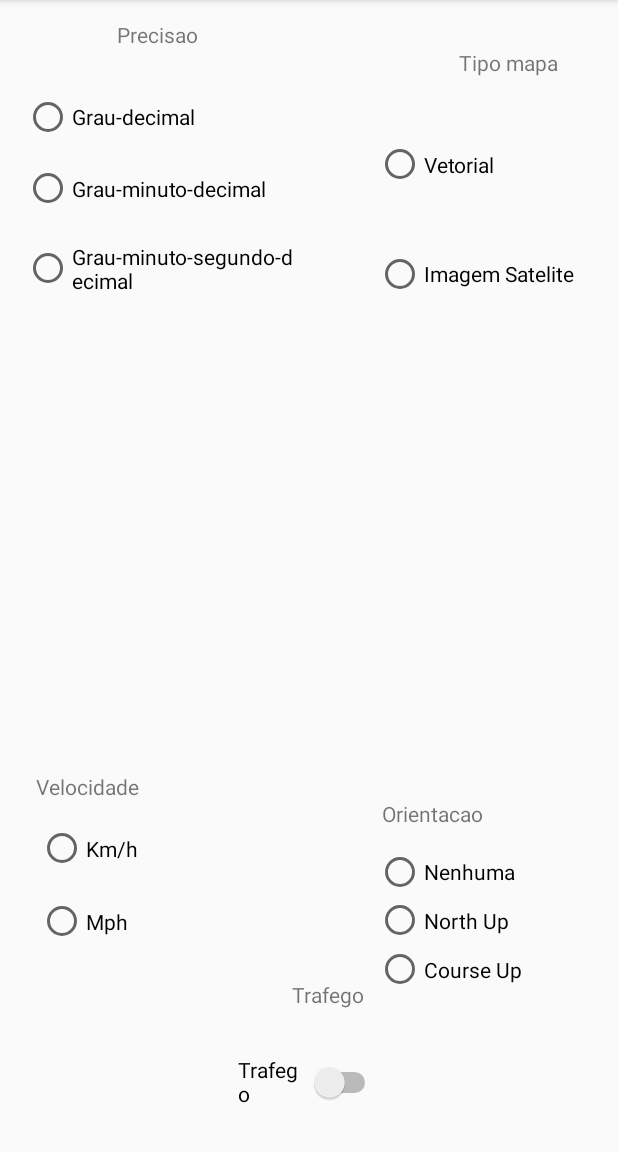
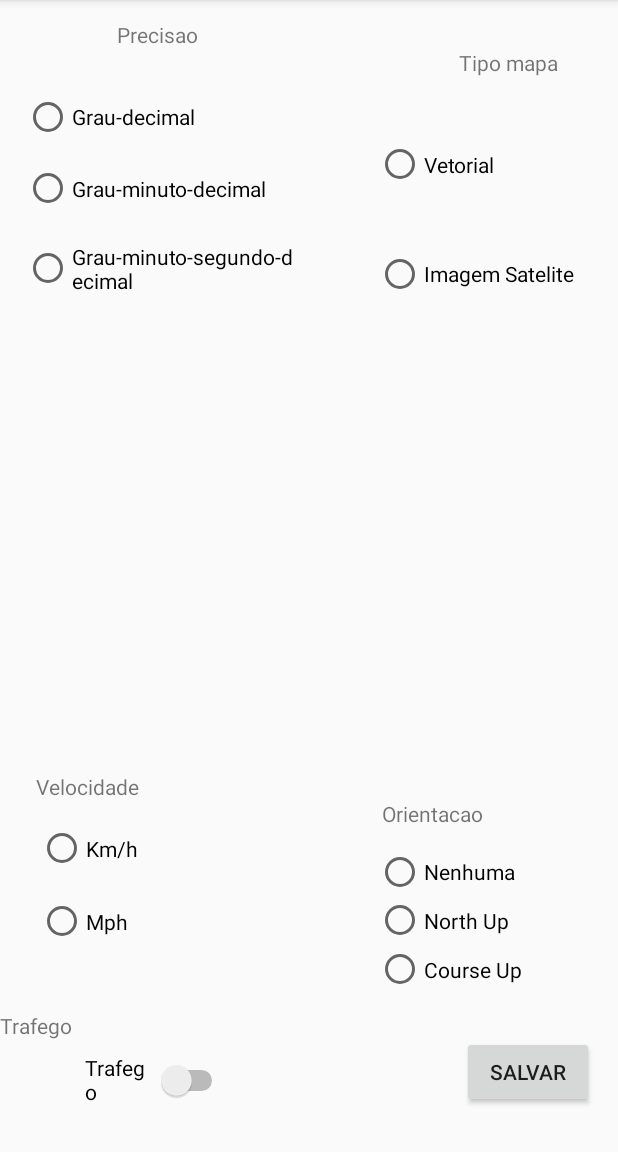
Before and after one commit to elkingmard/androidGpsFaculdade, an Android app: the ConfigActivity screen opened directly, with no data from a screen before it, on a phone screen of 412 x 824 dp, the part 84-1236 px from its top. Run offline under Robolectric (Android 15) with nearby library versions, the phone set to English and light mode, and no system bars.

Commit message:
initial configs on configAcitivity

```diff
--- a/app/src/main/java/com/example/ramonmoraes/gpsfaculdade/ConfigActivity.java
+++ b/app/src/main/java/com/example/ramonmoraes/gpsfaculdade/ConfigActivity.java
@@ -3,6 +3,9 @@ package com.example.ramonmoraes.gpsfaculdade;
 import android.content.SharedPreferences;
 import android.support.v7.app.AppCompatActivity;
 import android.os.Bundle;
+import android.view.View;
+import android.widget.Button;
+import android.widget.RadioButton;
 
 public class ConfigActivity extends AppCompatActivity {
 
@@ -12,10 +15,61 @@ public class ConfigActivity extends AppCompatActivity {
     private Integer tipoMapa; //1= vetorial , 2 = imagem satelite;
     private Boolean trafego;
 
+
+    private RadioButton btnPrecisao1;
+    private RadioButton btnPrecisao2;
+    private RadioButton btnPrecisao3;
+
+    private RadioButton btnVel1;
+    private RadioButton btnVel2;
+
+    private RadioButton btnMapType1;
+    private RadioButton btnMapType2;
+
+    private RadioButton btnOrientacao1;
+    private RadioButton btnOrientacao2;
+    private RadioButton btnOrientacao3;
+
+    private Button btnTrafego;
+
+    private Button btnSalvar;
+
+
+
     @Override
     protected void onCreate(Bundle savedInstanceState) {
         super.onCreate(savedInstanceState);
         setContentView(R.layout.activity_config);
+        instanceButtons();
+
+        btnSalvar.setOnClickListener(new View.OnClickListener(){
+            @Override
+            public void onClick(View v) {
+                modifyAtributesValues();
+            }
+        });
+
+    }
+
+
+    public void instanceButtons(){
+
+        this.btnPrecisao1 = (RadioButton)findViewById(R.id.btnPrecisao1);
+        this.btnPrecisao2 = (RadioButton)findViewById(R.id.btnPrecisao2);
+        this.btnPrecisao3 = (RadioButton)findViewById(R.id.btnPrecisao3);
+
+        this.btnVel1 = (RadioButton)findViewById(R.id.btnVel1);
+        this.btnVel2 = (RadioButton)findViewById(R.id.btnVel2);
+
+        this.btnMapType1 = (RadioButton)findViewById(R.id.btnMapType1);
+        this.btnMapType2 = (RadioButton)findViewById(R.id.btnMapType2);
+
+        this.btnOrientacao1 = (RadioButton)findViewById(R.id.btnOrientacao1);
+        this.btnOrientacao2 = (RadioButton)findViewById(R.id.btnOrientacao2);
+        this.btnOrientacao3 = (RadioButton)findViewById(R.id.btnOrientacao3);
+
+        this.btnTrafego = (Button)findViewById(R.id.btnTrafego);
+        this.btnSalvar = (Button)findViewById(R.id.btnSalvar);
     }
 
     private void saveConfigPref(){
@@ -31,6 +85,26 @@ public class ConfigActivity extends AppCompatActivity {
     }
 
     private void modifyAtributesValues(){
+        if(btnPrecisao1.isChecked()) this.precisao=1;
+        if(btnPrecisao2.isChecked()) this.precisao=2;
+        if(btnPrecisao3.isChecked()) this.precisao=3;
+
+        if(btnVel1.isChecked()) this.velocidade=1;
+        if(btnVel2.isChecked()) this.velocidade=2;
+
+        if(btnOrientacao1.isChecked()) this.orientacao=1;
+        if(btnOrientacao2.isChecked()) this.orientacao=2;
+        if(btnOrientacao3.isChecked()) this.orientacao=3;
+
+        if(btnMapType1.isChecked()) this.tipoMapa=1;
+        if(btnMapType2.isChecked()) this.tipoMapa=2;
+
+        this.trafego = (btnTrafego.isActivated()) ? true : false;
+
+        saveConfigPref();
+    }
+
+    private void loadConfigPref(){
 
     }
 
--- a/app/src/main/res/layout/activity_config.xml
+++ b/app/src/main/res/layout/activity_config.xml
@@ -48,12 +48,13 @@
         android:layout_marginEnd="8dp"
         android:layout_marginStart="8dp"
         android:text="Trafego"
+        android:layout_marginLeft="8dp"
+        app:layout_constraintLeft_toLeftOf="parent"
+        app:layout_constraintRight_toLeftOf="@+id/btnSalvar"
+        android:layout_marginRight="8dp"
         app:layout_constraintBottom_toBottomOf="parent"
-        android:layout_marginBottom="28dp"
-        android:layout_marginLeft="145dp"
-        app:layout_constraintLeft_toLeftOf="parent"
-        android:layout_marginRight="8dp"
-        app:layout_constraintRight_toRightOf="parent" />
+        app:layout_constraintHorizontal_bias="0.248"
+        android:layout_marginBottom="29dp" />
 
     <TextView
         android:id="@+id/textView7"
@@ -62,13 +63,9 @@
         android:text="Trafego"
         android:layout_marginStart="8dp"
         android:layout_marginEnd="148dp"
-        android:layout_marginBottom="30dp"
-        app:layout_constraintBottom_toTopOf="@+id/btnTrafego"
-        android:layout_marginLeft="8dp"
-        app:layout_constraintLeft_toLeftOf="parent"
-        android:layout_marginRight="8dp"
-        app:layout_constraintRight_toRightOf="parent"
-        app:layout_constraintHorizontal_bias="0.899" />
+        tools:layout_editor_absoluteX="66dp"
+        android:layout_marginBottom="8dp"
+        app:layout_constraintBottom_toTopOf="@+id/btnTrafego" />
 
     <RadioGroup
         android:id="@+id/precisaoGroup"
@@ -189,4 +186,14 @@
             android:text="Mph" />
     </RadioGroup>
 
+    <Button
+        android:id="@+id/btnSalvar"
+        android:layout_width="wrap_content"
+        android:layout_height="wrap_content"
+        android:text="Salvar"
+        android:layout_marginRight="16dp"
+        app:layout_constraintRight_toRightOf="parent"
+        app:layout_constraintBottom_toBottomOf="parent"
+        android:layout_marginBottom="29dp" />
+
 </android.support.constraint.ConstraintLayout>
```
